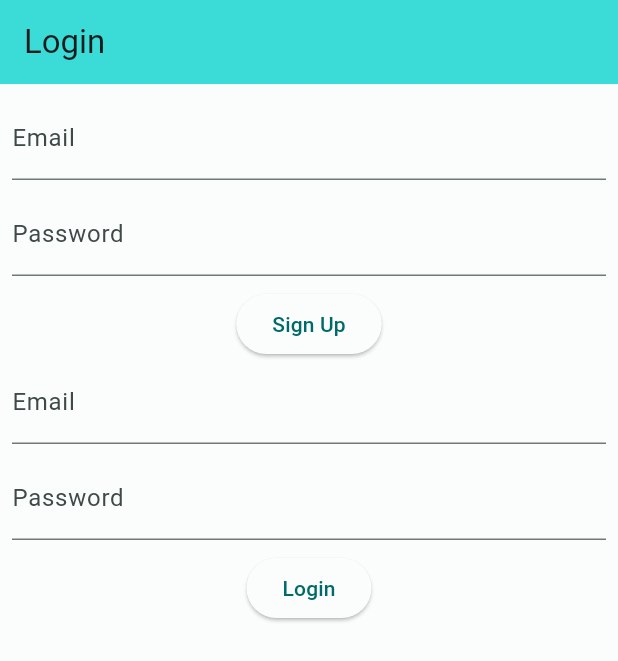
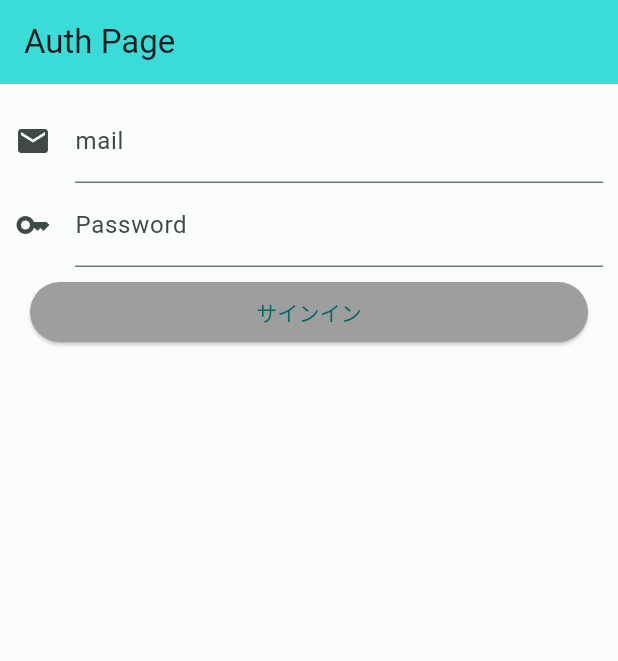
Before and after one commit to chibitachibita/qualificationmg, a Flutter app: the screen it shows after launch, on a phone screen of 412 x 824 dp. Shown: the top 661 px of the screen. Run offline on Flutter 3.47's test engine with Material 3 defaults, Android fonts, the phone set to English and light mode, and no system bars; our stand-ins replace firebase_auth, firebase_core; accounts and stored records are empty.

Commit message:
main,importer修正

```diff
--- a/lib/main.dart
+++ b/lib/main.dart
@@ -1,9 +1,4 @@
-import 'package:firebase_auth/firebase_auth.dart';
 import 'package:qualificationmg/importer.dart';
-
-import 'package:firebase_core/firebase_core.dart';
-import 'package:qualificationmg/firebase_options.dart';
-// import 'view/qualificationmgTopPage.dart';
 
 void main() async {
   WidgetsFlutterBinding.ensureInitialized();
@@ -16,11 +11,11 @@
   @override
   Widget build(BuildContext context) {
     return MaterialApp(
-      title: '考えちう',
+      title: 'Auth Page',
       theme: ThemeData(useMaterial3: true, colorScheme: lightColorScheme),
       darkTheme: ThemeData(useMaterial3: true, colorScheme: darkColorScheme),
       home: const MyHomePage(
-        title: 'Login',
+        title: 'Auth Page',
       ),
     );
   }
@@ -34,114 +29,55 @@
 }
 
 class _MyHomePageState extends State<MyHomePage> {
-  String newUserEmail = '';
-  String newUserPassword = '';
-  String loginUserEmail = '';
-  String loginUserPassword = '';
-  String infoText = '';
-
   @override
   Widget build(BuildContext context) {
+    final idController = TextEditingController();
+    final passController = TextEditingController();
+
     return Scaffold(
         appBar: AppBar(
           backgroundColor: Theme.of(context).colorScheme.inversePrimary,
-          title: Text(widget.title),
+          title: const Text('Auth Page'),
         ),
-        body: Center(
-          child: Container(
-            padding: EdgeInsets.all(8),
-            child: Column(
-              children: [
-                //Emailアドレスを入力するテキストラベルを作成する
+        body: ListView(
+          padding: const EdgeInsets.all(10),
+          children: <Widget>[
+            // メールアドレス入力
             TextField(
-                  decoration: InputDecoration(labelText: "Email"),
-                  onChanged: (String value) => setState(() {
-                    newUserEmail = value;
-                  }),
+              decoration: const InputDecoration(
+                label: Text('mail'),
+                icon: Icon(Icons.mail),
               ),
-                //スペースを空ける
-                const SizedBox(height: 8),
-                //パスワードを入力するテキストラベルを作成する
+              controller: idController,
+            ),
+
+            // パスワード入力
             TextField(
-                  decoration: InputDecoration(labelText: "Password"),
-                  //パスワードが見えないように設定する
+              decoration: const InputDecoration(
+                label: Text('Password'),
+                icon: Icon(Icons.key),
+              ),
+              controller: passController,
               obscureText: true,
-                  onChanged: (String value) => setState(() {
-                    newUserPassword = value;
-                  }),
             ),
-                //スペースを空ける
-                const SizedBox(height: 8),
 
-                // ユーザー登録機能
-                ElevatedButton(
-                  // Firebaseと通信するのでasyncが必要
-                  onPressed: () async {
-                    //ユーザー登録が無事Firebaseに登録できた場合の処理
-                    try {
-                      final FirebaseAuth auth = FirebaseAuth.instance;
-                      final UserCredential result =
-                          await auth.createUserWithEmailAndPassword(
-                        email: newUserEmail,
-                        password: newUserPassword,
-                      );
-
-                      final User user = result.user!;
-                      setState(() {
-                        infoText = "ユーザー登録を完了しました。登録したメールアドレスは${user.email}です";
-                      });
-                    } catch (e) {
-                      setState(() {
-                        infoText = "ユーザー登録時にエラーが発生しました";
-                      });
-                    }
+            // サインイン
+            Container(
+              margin: const EdgeInsets.all(10),
+              child: ElevatedButton(
+                onPressed: () {
+                  // _signIn(ref, idController.text, passController.text);
                 },
-                  child: Text('Sign Up'),
-                ),
-                TextField(
-                  decoration: InputDecoration(labelText: "Email"),
-                  onChanged: (String value) => setState(() {
-                    loginUserEmail = value;
-                  }),
-                ),
-                const SizedBox(height: 8),
-                TextField(
-                  decoration: InputDecoration(labelText: "Password"),
-                  obscureText: true,
-                  onChanged: (String value) => setState(() {
-                    loginUserPassword = value;
-                  }),
-                ),
-                const SizedBox(height: 8),
-
-                // ログイン機能
-                ElevatedButton(
-                  onPressed: () async {
-                    try {
-                      final FirebaseAuth auth = FirebaseAuth.instance;
-                      final UserCredential result =
-                          await auth.signInWithEmailAndPassword(
-                        email: loginUserEmail,
-                        password: loginUserPassword,
-                      );
-
-                      final User user = result.user!;
-                      setState(() {
-                        infoText = "ログインに成功しました。ログインメールアドレスは${user.email}です";
-                      });
-                    } catch (e) {
-                      setState(() {
-                        infoText = 'ログイン時にエラーが発生しました';
-                      });
-                    }
-                  },
-                  child: Text('Login'),
-                ),
-                const SizedBox(height: 8),
-                Text(infoText),
-              ],
+                style: ButtonStyle(
+                    padding: MaterialStateProperty.all(
+                        EdgeInsets.zero), // パディングをゼロに設定
+                    tapTargetSize:
+                        MaterialTapTargetSize.shrinkWrap, // ボタンのサイズを内容に合わせる
+                    backgroundColor: MaterialStateProperty.all(Colors.grey)),
+                child: const Text('サインイン'),
               ),
             ),
+          ],
         ));
   }
 }
```
Also changed, not shown: lib/importer.dart (+7 -0 lines). Lines whose indentation alone changed are shown as unchanged.
